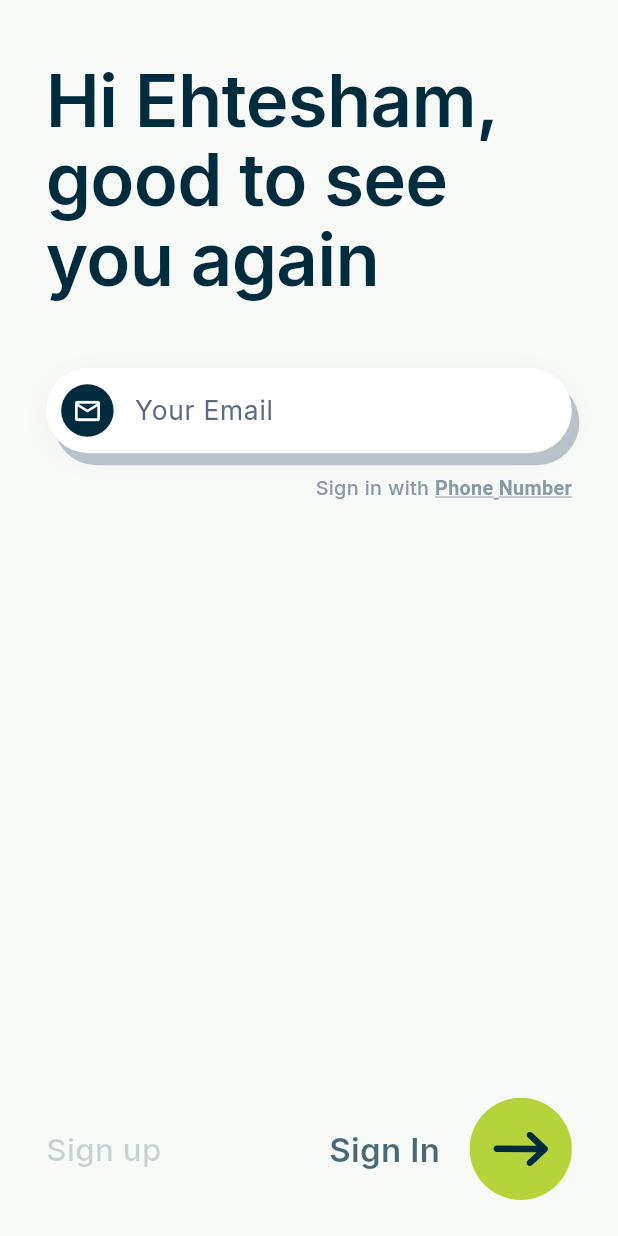
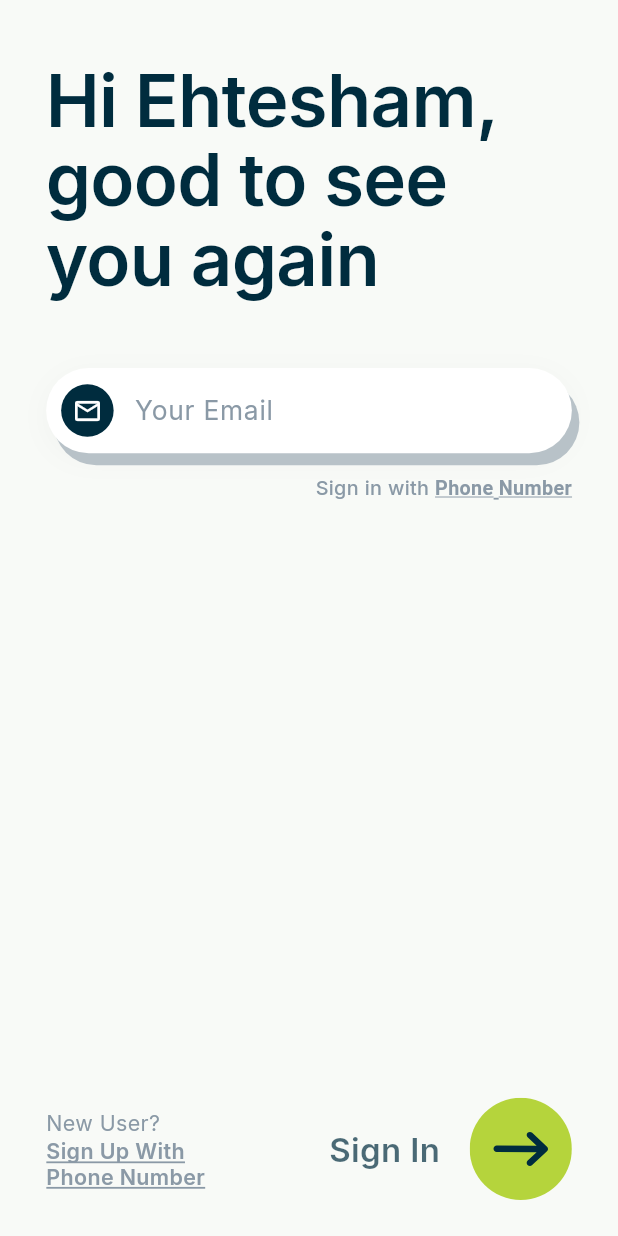
Before and after one commit to Technoviaan/Solo-app-flutter, a Flutter app: the EmailPage screen opened directly, on a phone screen of 412 x 824 dp. Run offline on Flutter 3.47's test engine with Material 3 defaults, Android fonts, the phone set to English and light mode, and no system bars; our stand-ins replace app_links, audioplayers, country_code_picker, firebase_core, firebase_messaging, flutter_bloc and 10 more; missing offline and left inert: alarm, android_intent_plus; accounts and stored records are empty; network calls fail.

Commit message:
1st commit

```diff
--- a/lib/loginWithNumber/email_page.dart
+++ b/lib/loginWithNumber/email_page.dart
@@ -59,15 +59,21 @@
           email = enteredEmail;
         });
       } else {
+        String msg = res['message'] ?? "Account not signed up yet";
+        if (msg.toLowerCase().contains("not found") ||
+            msg.toLowerCase().contains("does not exist") ||
+            msg.toLowerCase().contains("unregistered")) {
+          msg = "Account not signed up yet";
+        }
         setState(() {
           loading = false;
-          error = res['message'] ?? "Failed to send OTP";
+          error = msg;
         });
       }
     } catch (e) {
       setState(() {
         loading = false;
-        error = "An error occurred. Please try again.";
+        error = "Account not signed up yet";
       });
     }
   }
@@ -119,13 +125,24 @@
     }
   }
 
+  void _navigateToPhoneSignIn() {
+    if (Navigator.canPop(context)) {
+      Navigator.pop(context);
+    } else {
+      Navigator.pushReplacement(
+        context,
+        MaterialPageRoute(builder: (_) => const LoginPage()),
+      );
+    }
+  }
+
   @override
   Widget build(BuildContext context) {
     AppSize.init(context);
 
     return Scaffold(
       backgroundColor: const Color(0xFFF8FAF7),
-      resizeToAvoidBottomInset: true, // Allow system keyboard to push content
+      resizeToAvoidBottomInset: true,
       body: SafeArea(
         child: Column(
           children: [
@@ -148,16 +165,17 @@
                     ),
                     if (error.isNotEmpty)
                       Padding(
-                        padding: const EdgeInsets.only(top: 12.0),
+                        padding: const EdgeInsets.only(top: 14.0),
                         child: Text(
                           error,
-                          style: const TextStyle(
-                              color: Colors.red,
-                              fontSize: 14,
-                              fontWeight: FontWeight.w500),
+                          style: TextStyle(
+                            color: const Color(0xFFE86B56),
+                            fontSize: AppSize.sp(14),
+                            fontWeight: FontWeight.w500,
                           ),
                         ),
-                    SizedBox(height: AppSize.h(45)),
+                      ),
+                    SizedBox(height: error.isNotEmpty ? AppSize.h(25) : AppSize.h(45)),
                     if (!isOtpSent)
                       Column(
                         crossAxisAlignment: CrossAxisAlignment.start,
@@ -193,7 +211,7 @@
                               decoration: InputDecoration(
                                 hintText: "Your Email",
                                 hintStyle: const TextStyle(
-                                  color: Color(0xFF5A6C7D),
+                                  color: Color(0xFF8A99A6),
                                   fontFamily: 'Inter',
                                   fontWeight: FontWeight.w400,
                                 ),
@@ -221,17 +239,8 @@
                           SizedBox(height: AppSize.h(14)),
                           Align(
                             alignment: Alignment.centerRight,
-                            child:GestureDetector(
-                              onTap: () {
-                                if (Navigator.canPop(context)) {
-                                  Navigator.pop(context);
-                                } else {
-                                  Navigator.pushReplacement(
-                                    context,
-                                    MaterialPageRoute(builder: (_) => const LoginPage()),
-                                  );
-                                }
-                              },
+                            child: GestureDetector(
+                              onTap: _navigateToPhoneSignIn,
                               child: Text.rich(
                                 const TextSpan(
                                   text: "Sign in with ",
@@ -336,13 +345,16 @@
                                     fontWeight: FontWeight.w500,
                                   ),
                                 ),
-                                Text(
+                                GestureDetector(
+                                  onTap: submitEmail,
+                                  child: Text(
                                     "Resend",
                                     style: TextStyle(
                                       fontSize: AppSize.sp(11.5),
                                       color: const Color(0xFF8A99A6),
                                       fontWeight: FontWeight.w600,
                                       decoration: TextDecoration.underline,
+                                    ),
                                   ),
                                 ),
                               ],
@@ -366,49 +378,54 @@
               ),
             ),
 
-            // System keyboard is now used, so custom keyboard block is removed
             if (isOtpSent) SizedBox(height: AppSize.h(20)),
 
-            // Footer
+            // Footer Section with updated "New User? Sign Up With Phone Number"
             Padding(
               padding: EdgeInsets.fromLTRB(
                   AppSize.w(28), 10, AppSize.w(28), AppSize.bottom(24)),
               child: Row(
                 mainAxisAlignment: MainAxisAlignment.spaceBetween,
+                crossAxisAlignment: CrossAxisAlignment.center,
                 children: [
                   GestureDetector(
-                    onTap: () {
-                      bool canGoBackToLogin = true;
-
-                      if (canGoBackToLogin) {
-                        if (Navigator.canPop(context)) {
-                          Navigator.pop(context);
-                        } else {
-
-                          Navigator.pushReplacement(
-                            context,
-                            MaterialPageRoute(builder: (_) => const LoginPage()),
-                          );
-                        }
-                      }
-                    },
-
-                    child: Text(
-                      "Sign up",
+                    onTap: _navigateToPhoneSignIn,
+                    child: Column(
+                      crossAxisAlignment: CrossAxisAlignment.start,
+                      mainAxisSize: MainAxisSize.min,
+                      children: [
+                        Text(
+                          "New User?",
                           style: TextStyle(
-                        color: const Color(0xFF002C3E).withValues(alpha: 0.2),
-                        fontSize: AppSize.sp(19),
-                        fontWeight: FontWeight.w500,
+                            color: const Color(0xFF8A99A6),
+                            fontSize: AppSize.sp(13),
+                            fontWeight: FontWeight.w400,
                           ),
                         ),
-                  ),                  Row(
+                        Text(
+                          "Sign Up With\nPhone Number",
+                          style: TextStyle(
+                            color: const Color(0xFF8A99A6),
+                            fontSize: AppSize.sp(13),
+                            fontWeight: FontWeight.w600,
+                            decoration: TextDecoration.underline,
+                            decorationColor: const Color(0xFF8A99A6),
+                            height: 1.2,
+                          ),
+                        ),
+                      ],
+                    ),
+                  ),
+                  Row(
                     children: [
-                      Text("Sign In",
+                      Text(
+                        "Sign In",
                         style: TextStyle(
                           color: const Color(0xFF002C3E).withValues(alpha: 0.7),
                           fontSize: AppSize.sp(20),
                           fontWeight: FontWeight.w600,
-                          )),
+                        ),
+                      ),
                       SizedBox(width: AppSize.w(18)),
                       GestureDetector(
                         onTap: loading
@@ -424,7 +441,9 @@
                           ),
                           child: const Center(
                             child: CircularProgressIndicator(
-                                color: Color(0xFF002C3E), strokeWidth: 2),
+                              color: Color(0xFF002C3E),
+                              strokeWidth: 2,
+                            ),
                           ),
                         )
                             : SvgPicture.asset(
```
Also changed, not shown: lib/home/contact/contacts_page.dart (+108 -41 lines). Lines whose indentation alone changed are shown as unchanged.
